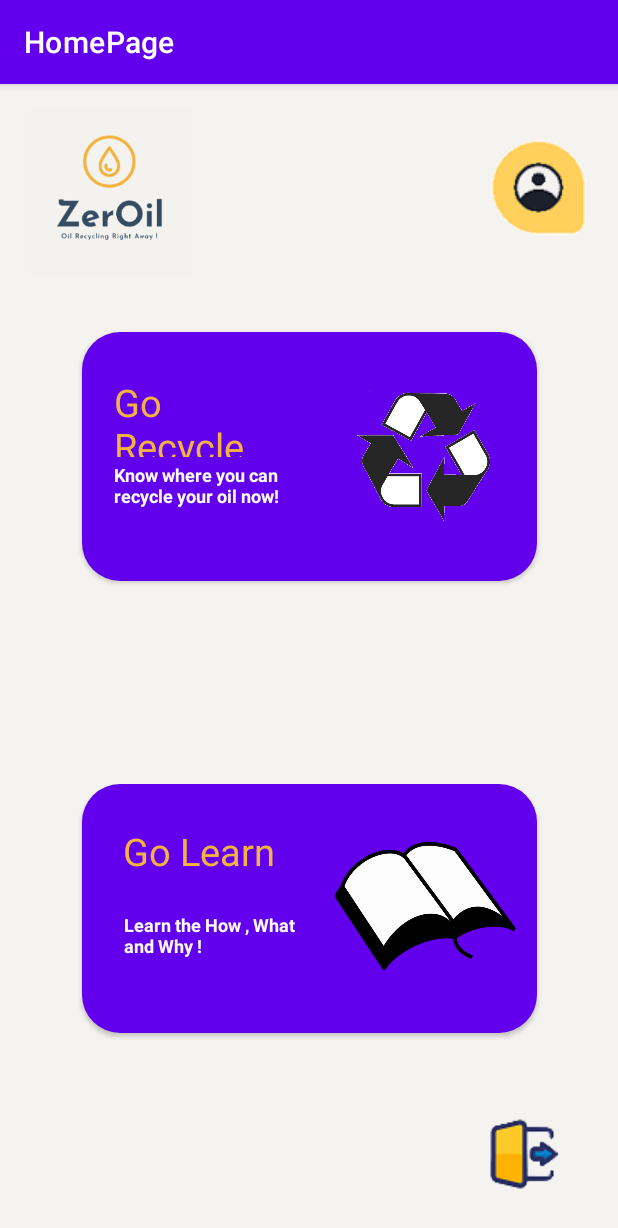
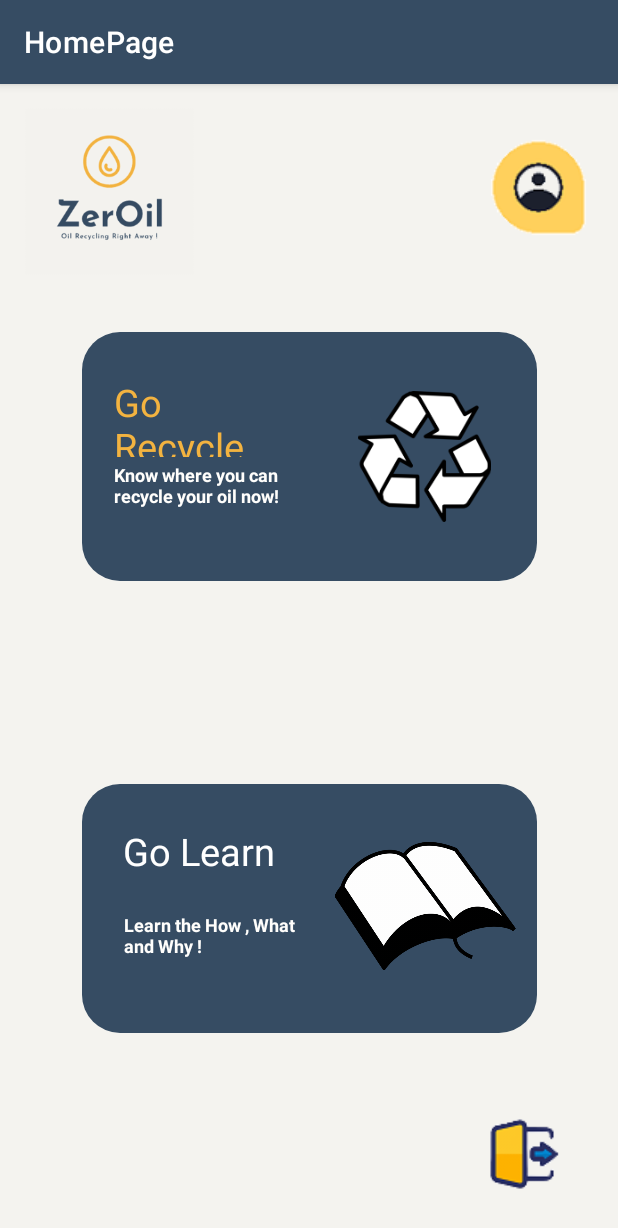
Before and after one commit to thaya1406/zeroil_app_dit, an Android app: the HomePageActivity screen opened directly, with no data from a screen before it, on a phone screen of 412 x 824 dp. Shown: the top 1228 px of the screen. Run offline under Robolectric (Android 15) with nearby library versions, the light colour scheme and no system bars; Roboto replaces fonts that are not available here.

Commit message:
fix Homepage button
successful display color of button, and minor changes on colors

```diff
--- a/app/src/main/res/drawable-xhdpi/custom_button.xml
+++ b/app/src/main/res/drawable-xhdpi/custom_button.xml
@@ -1,5 +1,4 @@
 <?xml version="1.0" encoding="utf-8"?>
 <shape xmlns:android="http://schemas.android.com/apk/res/android">
     <corners android:radius="25dp" />
-    <solid android:color="#364C03" />
 </shape>
--- a/app/src/main/res/layout/activity_home_page.xml
+++ b/app/src/main/res/layout/activity_home_page.xml
@@ -13,8 +13,8 @@
         android:layout_width="303dp"
         android:layout_height="166dp"
         android:layout_marginTop="30dp"
+        app:layout_constraintBottom_toTopOf="@+id/GoLearn"
         android:background="@drawable/custom_button"
-        app:layout_constraintBottom_toTopOf="@+id/GoLearn"
         app:layout_constraintEnd_toEndOf="parent"
         app:layout_constraintStart_toStartOf="parent"
         app:layout_constraintTop_toTopOf="parent"
@@ -32,7 +32,7 @@
         app:layout_constraintHorizontal_bias="1.0"
         app:layout_constraintStart_toStartOf="@+id/GoRecyle"
         app:layout_constraintTop_toTopOf="@+id/GoRecyle"
-        app:srcCompat="@drawable/trans_recycle"
+        app:srcCompat="@drawable/recycle_img"
         tools:ignore="MissingConstraints" />
 
     <TextView
@@ -42,7 +42,7 @@
         android:elevation="100dp"
         android:fontFamily="@font/lalezar"
         android:text="Go Recycle"
-        android:textColor="#F3B340"
+        android:textColor="@color/colorPrimary"
         android:textSize="25sp"
         android:visibility="visible"
         app:layout_constraintBottom_toBottomOf="@+id/GoRecyle"
@@ -103,7 +103,7 @@
         android:elevation="100dp"
         android:fontFamily="@font/lalezar"
         android:text="Go Learn"
-        android:textColor="#F3B340"
+        android:textColor="@color/white"
         android:textSize="25sp"
         android:visibility="visible"
         app:layout_constraintBottom_toBottomOf="@+id/GoLearn"
--- a/app/src/main/res/values/colors.xml
+++ b/app/src/main/res/values/colors.xml
@@ -2,12 +2,11 @@
 <resources>
     <color name="purple_200">#FFBB86FC</color>
     <color name="purple_500">#FF6200EE</color>
-    <color name="purple_700">#FF3700B3</color>
     <color name="teal_200">#FF03DAC5</color>
     <color name="teal_700">#FF018786</color>
     <color name="black">#FF000000</color>
     <color name="white">#FFFFFFFF</color>
-    <color name="colorPrimary">#FFC107</color>
+    <color name="colorPrimary">#F3B340</color>
     <color name="colorPrimaryDark">#FFA000</color>
     <color name="backgroundcolor">#4CAF50</color>
     <color name="lightgray">#ededed</color>
@@ -19,4 +18,6 @@
     <color name="testcolorblue">#152b38</color>
     <color name="blue">#2196F3</color>
     <color name="black_overlay">#66000000</color>
+    <color name="lightgreen">#74ebd5</color>
+    <color name="lightblue">#364C63</color>
 </resources>
--- a/app/src/main/res/values/themes.xml
+++ b/app/src/main/res/values/themes.xml
@@ -2,8 +2,8 @@
     <!-- Base application theme. -->
     <style name="Theme.DIT" parent="Theme.MaterialComponents.DayNight.DarkActionBar">
         <!-- Primary brand color. -->
-        <item name="colorPrimary">@color/purple_500</item>
-        <item name="colorPrimaryVariant">@color/purple_700</item>
+        <item name="colorPrimary">@color/lightblue</item>
+        <item name="colorPrimaryVariant">@color/lightgreen</item>
         <item name="colorOnPrimary">@color/white</item>
         <!-- Secondary brand color. -->
         <item name="colorSecondary">@color/teal_200</item>
```
Also changed, not shown: app/src/main/res/drawable-xhdpi/user_img.png (deleted), app/src/main/res/drawable-xxhdpi/recycle_img.png (added), app/src/main/res/drawable/trans_recycle.png (deleted).
